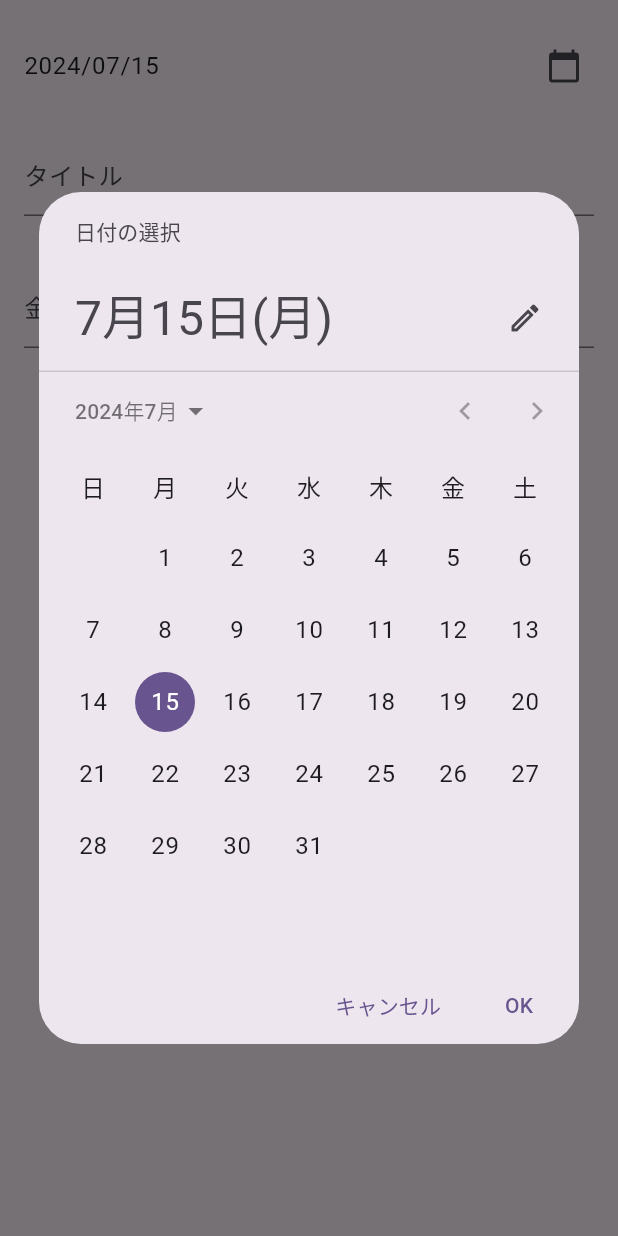
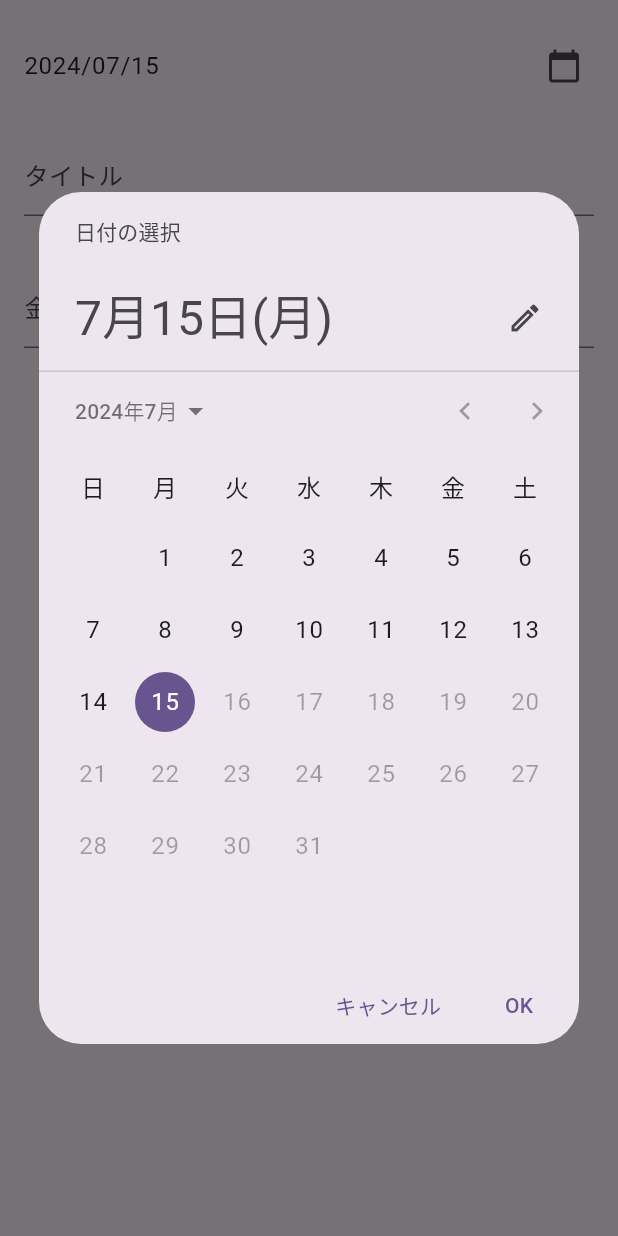
Before and after one commit to Ru2Lu/daily_spend_tracker, a Flutter app: the ExpenseBottomSheet widget shown alone on an empty page, opened directly, after a tap on an icon or button, on a phone screen of 412 x 824 dp. Run offline on Flutter 3.47's test engine with Material 3 defaults, Android fonts, the phone set to English and light mode, and no system bars; our stand-ins replace flutter_riverpod, isar, riverpod_annotation; accounts and stored records are empty; generated files the repository leaves out were written again.

Commit message:
明日以降の支出項目は作成できないよう修正

```diff
--- a/lib/widgets/expense/expense_bottom_sheet.dart
+++ b/lib/widgets/expense/expense_bottom_sheet.dart
@@ -126,13 +126,12 @@ class ExpenseBottomSheetState extends ConsumerState<ExpenseBottomSheet> {
     WidgetRef ref,
   ) async {
     final now = DateTime.now();
-    final lastDayOfThisMonth = DateTime(now.year, now.month + 1, 0).day;
     final pickedDate = await showDatePicker(
       locale: const Locale("ja"),
       context: context,
       initialDate: selectedDate,
       firstDate: DateTime(now.year, now.month, 1),
-      lastDate: DateTime(now.year, now.month, lastDayOfThisMonth),
+      lastDate: DateTime(now.year, now.month, now.day),
     );
 
     if (pickedDate != null) {
```
